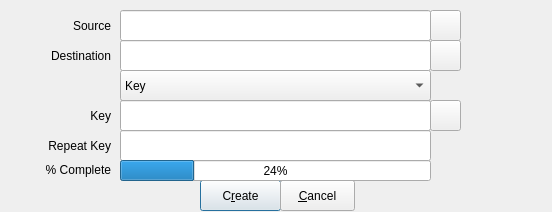
mhogomchungu/zuluCrypt, file zuluCrypt-gui/cryptfiles.ui: the form before one commit.
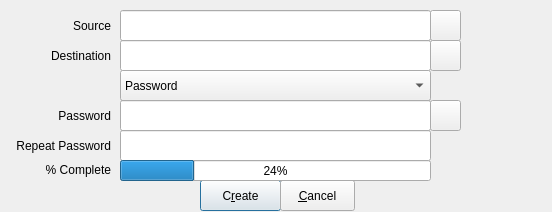
The form after the commit.

Commit message: replace "Key" strings with "Password" string

What changed in the file:
```diff
--- a/zuluCrypt-gui/cryptfiles.ui
+++ b/zuluCrypt-gui/cryptfiles.ui
@@ -145,7 +145,7 @@
     </property>
     <item>
      <property name="text">
-      <string>Key</string>
+      <string>Password</string>
      </property>
     </item>
     <item>
@@ -193,7 +193,7 @@
     </rect>
    </property>
    <property name="text">
-    <string>Key</string>
+    <string>Password</string>
    </property>
    <property name="alignment">
     <set>Qt::AlignRight|Qt::AlignTrailing|Qt::AlignVCenter</set>
@@ -222,7 +222,7 @@
     </rect>
    </property>
    <property name="text">
-    <string>Repeat Key</string>
+    <string>Repeat Password</string>
    </property>
    <property name="alignment">
     <set>Qt::AlignRight|Qt::AlignTrailing|Qt::AlignVCenter</set>
```
The commit also changes 6 other files.
